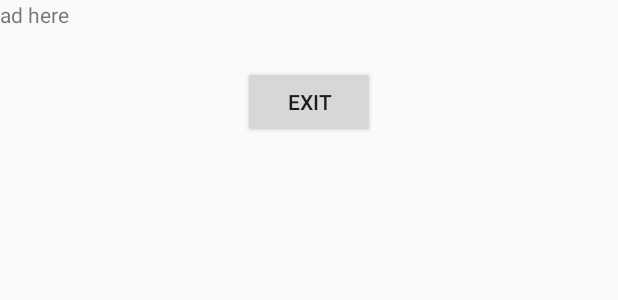
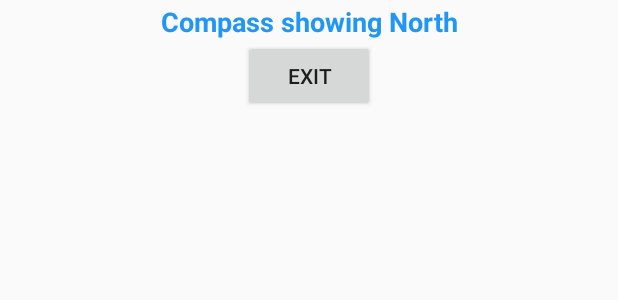
Before and after one commit to nayyarsyed/Compass_Point_2_North, an Android app: the layout activity_main.xml on its own in the app's theme, with its tools: preview values and no code run, on a phone screen of 412 x 824 dp. Shown: the top 300 px of the screen. Run offline under Robolectric (Android 15) with nearby library versions, the phone set to English and light mode, and no system bars.

Commit message:
before adding the ad

```diff
--- a/app/build.gradle
+++ b/app/build.gradle
@@ -26,4 +26,6 @@ dependencies {
     testImplementation 'junit:junit:4.12'
     androidTestImplementation 'androidx.test:runner:1.2.0'
     androidTestImplementation 'androidx.test.espresso:espresso-core:3.2.0'
+    implementation 'com.google.android.gms:play-services-ads:18.2.0'
+
 }
--- a/app/src/main/AndroidManifest.xml
+++ b/app/src/main/AndroidManifest.xml
@@ -1,6 +1,8 @@
 <?xml version="1.0" encoding="utf-8"?>
 <manifest xmlns:android="http://schemas.android.com/apk/res/android"
     package="com.example.compass">
+    <uses-permission android:name="android.permission.INTERNET"></uses-permission>
+    <uses-permission android:name="android.permission.ACCESS_NETWORK_STATE"></uses-permission>
 
     <application
         android:allowBackup="true"
@@ -9,7 +11,9 @@
         android:roundIcon="@mipmap/ic_launcher_round"
         android:supportsRtl="true"
         android:theme="@style/AppTheme">
-
+        <meta-data
+            android:name="com.google.android.gms.ads.APPLICATION_ID"
+            android:value="ca-app-pub-6944210613333060~1927348080"/>
 
         <activity android:name=".MainActivity">
             <intent-filter>
--- a/app/src/main/java/com/example/compass/MainActivity.java
+++ b/app/src/main/java/com/example/compass/MainActivity.java
@@ -16,6 +16,9 @@ import android.widget.Button;
 import android.widget.LinearLayout;
 import android.widget.TextView;
 import android.widget.Toast;
+import com.google.android.gms.ads.AdRequest;
+import com.google.android.gms.ads.AdView;
+import com.google.android.gms.ads.MobileAds;
 
 public class MainActivity extends Activity implements SensorEventListener {
 
@@ -29,6 +32,9 @@ public class MainActivity extends Activity implements SensorEventListener {
     private Sensor accelerometer;
     private Sensor magnetometer;
     private SensorManager mSensorManager;
+
+
+
 
     // Storage for Sensor readings
     private float[] mGravity = null;
@@ -53,6 +59,14 @@ public class MainActivity extends Activity implements SensorEventListener {
         // Get a reference to the accelerometer
         accelerometer = mSensorManager
                 .getDefaultSensor(Sensor.TYPE_ACCELEROMETER);
+        // ad placement
+        MobileAds.initialize(this,"ca-app-pub-6944210613333060~1927348080");
+        AdView compass_ad = findViewById(R.id.adView);
+//        av.setAdSize(AdSize.BANNER);
+//        av.setAdUnitId("ca-app-pub-3940256099942544/6300978111");
+        AdRequest comp_adreq = new AdRequest.Builder().build();
+        compass_ad.loadAd(comp_adreq);
+
 
         // Get a reference to the magnetometer
         magnetometer = mSensorManager
--- a/app/src/main/res/layout/activity_main.xml
+++ b/app/src/main/res/layout/activity_main.xml
@@ -2,10 +2,27 @@
 <LinearLayout xmlns:android="http://schemas.android.com/apk/res/android"
     xmlns:app="http://schemas.android.com/apk/res-auto"
     xmlns:tools="http://schemas.android.com/tools"
-    android:orientation="vertical"
     android:layout_width="match_parent"
     android:layout_height="match_parent"
+    android:orientation="vertical"
+    android:padding="2dp"
+    android:paddingStart="2dp"
+    android:paddingLeft="2dp"
+    android:paddingTop="2dp"
+    android:paddingEnd="2dp"
+    android:paddingRight="2dp"
+    android:paddingBottom="2dp"
     tools:context=".MainActivity">
+
+
+    <com.google.android.gms.ads.AdView
+        android:id="@+id/adView"
+        android:layout_width="match_parent"
+        android:layout_height="wrap_content"
+        app:adSize="BANNER"
+        app:adUnitId="ca-app-pub-6944210613333060/9777917945">
+
+    </com.google.android.gms.ads.AdView>
 
     <LinearLayout
         android:layout_width="match_parent"
@@ -16,23 +33,11 @@
             android:id="@+id/textView"
             android:layout_width="match_parent"
             android:layout_height="wrap_content"
-            android:text="ad here" />
-    </LinearLayout>
-
-    <LinearLayout
-        android:layout_width="match_parent"
-        android:layout_height="wrap_content"
-        android:layout_gravity="center"
-        android:orientation="vertical">
-
-        <TextView
-            android:id="@+id/status"
-            android:layout_width="wrap_content"
-            android:layout_height="wrap_content"
-            android:layout_gravity="center"
+            android:text="Compass showing North"
             android:textAlignment="center"
-            android:textAppearance="@style/TextAppearance.AppCompat.Medium"
-            android:textColor="@color/colorAccent" />
+            android:textColor="#2196F3"
+            android:textSize="18sp"
+            android:textStyle="bold" />
 
         <Button
             android:id="@+id/btn_exit"
@@ -50,11 +55,28 @@
         android:orientation="vertical">
 
         <LinearLayout
-            android:id="@+id/frame"
             android:layout_width="match_parent"
             android:layout_height="wrap_content"
             android:layout_gravity="center"
-            android:orientation="horizontal">
+            android:orientation="vertical">
+
+            <LinearLayout
+                android:id="@+id/frame"
+                android:layout_width="match_parent"
+                android:layout_height="match_parent"
+                android:layout_gravity="center"
+                android:orientation="vertical">
+
+            </LinearLayout>
+
+            <TextView
+                android:id="@+id/status"
+                android:layout_width="wrap_content"
+                android:layout_height="wrap_content"
+                android:layout_gravity="center"
+                android:textAlignment="center"
+                android:textAppearance="@style/TextAppearance.AppCompat.Medium"
+                android:textColor="@color/colorAccent" />
 
         </LinearLayout>
 
```
